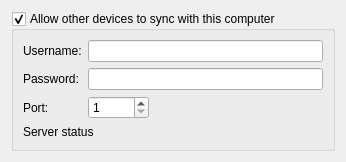
This is mnemosyne/mnemosyne/pyqt_ui/configuration_wdgt_sync_server.ui in mnemosyne-proj/mnemosyne as Qt 5 draws it before an edit. The edited form follows.
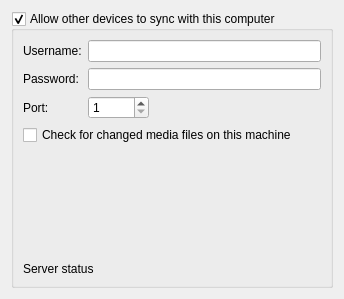
This is the edited form.

Commit message: Check for edited local media files defaults to false, configurable through the UI.

The edit to the form file:
```diff
--- a/mnemosyne/mnemosyne/pyqt_ui/configuration_wdgt_sync_server.ui
+++ b/mnemosyne/mnemosyne/pyqt_ui/configuration_wdgt_sync_server.ui
@@ -6,8 +6,8 @@
    <rect>
     <x>0</x>
     <y>0</y>
-    <width>346</width>
-    <height>157</height>
+    <width>344</width>
+    <height>299</height>
    </rect>
   </property>
   <property name="windowTitle">
@@ -25,27 +25,38 @@
      <layout class="QVBoxLayout" name="verticalLayout">
       <item>
        <layout class="QGridLayout" name="gridLayout">
-        <item row="5" column="2">
-         <spacer name="verticalSpacer">
-          <property name="orientation">
-           <enum>Qt::Vertical</enum>
+        <item row="0" column="0">
+         <widget class="QLabel" name="label_2">
+          <property name="text">
+           <string>Username:</string>
           </property>
-          <property name="sizeHint" stdset="0">
-           <size>
-            <width>20</width>
-            <height>40</height>
-           </size>
+         </widget>
+        </item>
+        <item row="0" column="1" colspan="2">
+         <widget class="QLineEdit" name="username"/>
+        </item>
+        <item row="1" column="0">
+         <widget class="QLabel" name="label_4">
+          <property name="text">
+           <string>Password:</string>
           </property>
-         </spacer>
+         </widget>
         </item>
-        <item row="4" column="0">
+        <item row="1" column="1" colspan="2">
+         <widget class="QLineEdit" name="password">
+          <property name="echoMode">
+           <enum>QLineEdit::Password</enum>
+          </property>
+         </widget>
+        </item>
+        <item row="2" column="0">
          <widget class="QLabel" name="label_3">
           <property name="text">
            <string>Port:</string>
           </property>
          </widget>
         </item>
-        <item row="4" column="2">
+        <item row="2" column="1">
          <widget class="QSpinBox" name="port">
           <property name="minimum">
            <number>1</number>
@@ -55,7 +66,7 @@
           </property>
          </widget>
         </item>
-        <item row="4" column="3">
+        <item row="2" column="2">
          <spacer name="horizontalSpacer">
           <property name="orientation">
            <enum>Qt::Horizontal</enum>
@@ -68,32 +79,28 @@
           </property>
          </spacer>
         </item>
-        <item row="2" column="0">
-         <widget class="QLabel" name="label_4">
-          <property name="text">
-           <string>Password:</string>
-          </property>
-         </widget>
-        </item>
-        <item row="1" column="0">
-         <widget class="QLabel" name="label_2">
-          <property name="text">
-           <string>Username:</string>
-          </property>
-         </widget>
-        </item>
-        <item row="1" column="2" colspan="2">
-         <widget class="QLineEdit" name="username"/>
-        </item>
-        <item row="2" column="2" colspan="2">
-         <widget class="QLineEdit" name="password">
-          <property name="echoMode">
-           <enum>QLineEdit::Password</enum>
-          </property>
-         </widget>
-        </item>
        </layout>
       </item>
+      <item>
+       <widget class="QCheckBox" name="check_for_edited_local_media_files">
+        <property name="text">
+         <string>Check for changed media files on this machine</string>
+        </property>
+       </widget>
+      </item>
+      <item>
+       <spacer name="verticalSpacer">
+        <property name="orientation">
+         <enum>Qt::Vertical</enum>
+        </property>
+        <property name="sizeHint" stdset="0">
+         <size>
+          <width>20</width>
+          <height>124</height>
+         </size>
+        </property>
+       </spacer>
+      </item>
       <item>
        <widget class="QLabel" name="server_status">
         <property name="text">
```
The commit also changes 13 other files.
